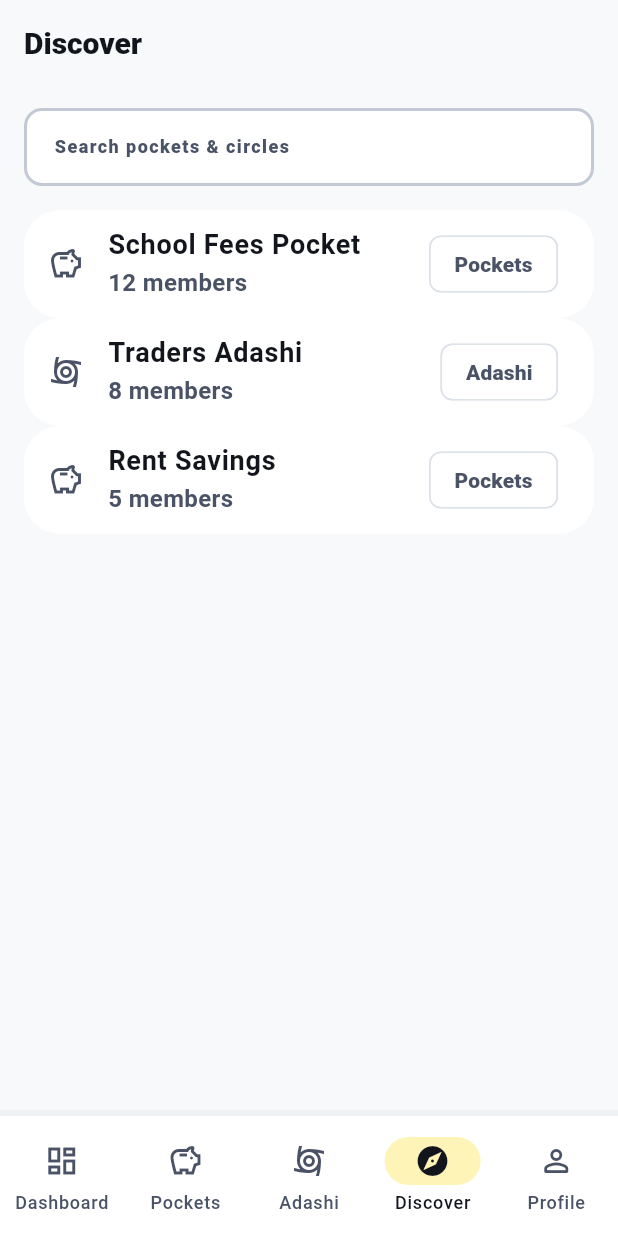
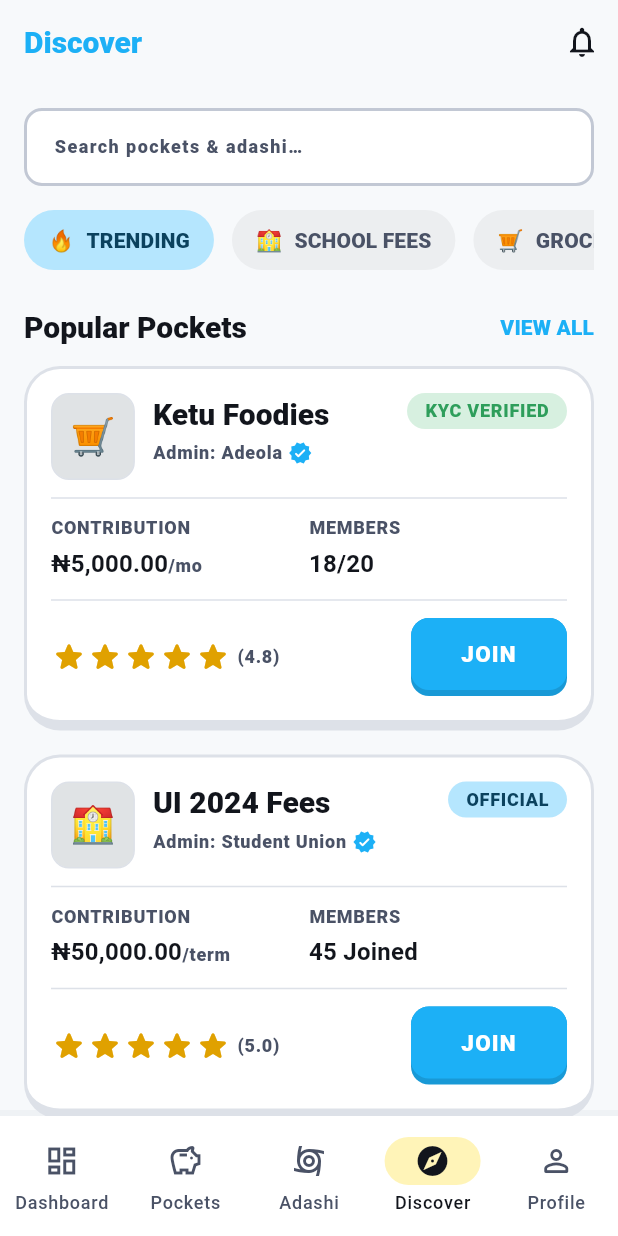
Before and after one commit to devpsys/keen-pocket-v2, a Flutter app: the HomeShell screen opened by its route, item 4 of the bottom bar chosen, on a phone screen of 412 x 824 dp. Run offline on Flutter 3.47's test engine with Material 3 defaults, Android fonts, the phone set to English and light mode, and no system bars; our stand-ins replace connectivity_plus, dio, drift, drift_flutter, flutter_bloc, flutter_secure_storage and 6 more; missing offline and left inert: analyzer, custom_lint_builder; accounts and stored records are empty; generated files the repository leaves out were written again; Roboto replaces fonts that are missing (Nunito).

Commit message:
feat(discovery): rebuild Discover tab as searchable public-pocket cards (phone list + tablet grid)

```diff
--- a/lib/core/localization/arb/app_en.arb
+++ b/lib/core/localization/arb/app_en.arb
@@ -346,6 +346,28 @@
   "discoverSearchHint": "Search pockets & circles",
   "discoverEmptyTitle": "No results",
   "discoverEmptyMessage": "Try a different search term.",
+  "discoverSearchPlaceholder": "Search pockets & adashi…",
+  "discoverFilterTrending": "Trending",
+  "discoverFilterSchoolFees": "School Fees",
+  "discoverFilterGroceries": "Groceries",
+  "discoverFilterTravel": "Travel",
+  "discoverPopularPockets": "Popular Pockets",
+  "discoverViewAll": "View all",
+  "discoverContribution": "Contribution",
+  "discoverMembers": "Members",
+  "discoverStartDate": "Start Date",
+  "discoverAdmin": "Admin: {name}",
+  "@discoverAdmin": { "placeholders": { "name": { "type": "String" } } },
+  "discoverBadgeKyc": "KYC Verified",
+  "discoverBadgeOfficial": "Official",
+  "discoverBadgeAdashi": "Adashi",
+  "discoverJoin": "Join",
+  "discoverRating": "({rating})",
+  "@discoverRating": { "placeholders": { "rating": { "type": "String" } } },
+  "discoverPerUnit": "/{unit}",
+  "@discoverPerUnit": { "placeholders": { "unit": { "type": "String" } } },
+  "discoverTipTitle": "Mr K's Tip!",
+  "discoverTip": "Always check for the verified badge when joining public pockets!",
 
   "friendsTitle": "Friends & Invites",
   "friendsInviteTitle": "Invite friends",
--- a/lib/core/localization/arb/app_es.arb
+++ b/lib/core/localization/arb/app_es.arb
@@ -295,6 +295,25 @@
   "discoverSearchHint": "Buscar pockets y círculos",
   "discoverEmptyTitle": "Sin resultados",
   "discoverEmptyMessage": "Prueba con otro término de búsqueda.",
+  "discoverSearchPlaceholder": "Buscar pockets y adashi…",
+  "discoverFilterTrending": "Tendencia",
+  "discoverFilterSchoolFees": "Matrícula",
+  "discoverFilterGroceries": "Comestibles",
+  "discoverFilterTravel": "Viajes",
+  "discoverPopularPockets": "Pockets populares",
+  "discoverViewAll": "Ver todo",
+  "discoverContribution": "Aportación",
+  "discoverMembers": "Miembros",
+  "discoverStartDate": "Fecha de inicio",
+  "discoverAdmin": "Admin: {name}",
+  "discoverBadgeKyc": "KYC verificado",
+  "discoverBadgeOfficial": "Oficial",
+  "discoverBadgeAdashi": "Adashi",
+  "discoverJoin": "Unirse",
+  "discoverRating": "({rating})",
+  "discoverPerUnit": "/{unit}",
+  "discoverTipTitle": "¡Consejo del Sr. K!",
+  "discoverTip": "¡Siempre verifica la insignia de verificación al unirte a pockets públicos!",
 
   "friendsTitle": "Amigos e invitaciones",
   "friendsInviteTitle": "Invitar amigos",
--- a/lib/features/discovery/presentation/cubit/discovery_cubit.dart
+++ b/lib/features/discovery/presentation/cubit/discovery_cubit.dart
@@ -14,21 +14,45 @@ class DiscoveryCubit extends Cubit<DiscoveryState> {
   static const _all = [
     DiscoverItemView(
       id: 'p10',
-      name: 'School Fees Pocket',
+      name: 'Ketu Foodies',
       type: DiscoverItemType.pocket,
-      memberCount: 12,
+      emoji: '🛒',
+      adminName: 'Adeola',
+      badge: DiscoverBadge.kycVerified,
+      contribution: Money(500000),
+      contributionUnit: 'mo',
+      metricValue: '18/20',
+      metricIsStartDate: false,
+      rating: 4.8,
+      memberCount: 18,
+    ),
+    DiscoverItemView(
+      id: 'p11',
+      name: 'UI 2024 Fees',
+      type: DiscoverItemType.pocket,
+      emoji: '🏫',
+      adminName: 'Student Union',
+      badge: DiscoverBadge.official,
+      contribution: Money(5000000),
+      contributionUnit: 'term',
+      metricValue: '45 Joined',
+      metricIsStartDate: false,
+      rating: 5,
+      memberCount: 45,
     ),
     DiscoverItemView(
       id: 'a10',
-      name: 'Traders Adashi',
+      name: 'Esusu Masters',
       type: DiscoverItemType.adashi,
+      emoji: '🔄',
+      adminName: 'Bankole',
+      badge: DiscoverBadge.adashi,
+      contribution: Money(1000000),
+      contributionUnit: 'cycle',
+      metricValue: 'June 1st',
+      metricIsStartDate: true,
+      rating: 4.2,
       memberCount: 8,
-    ),
-    DiscoverItemView(
-      id: 'p11',
-      name: 'Rent Savings',
-      type: DiscoverItemType.pocket,
-      memberCount: 5,
     ),
   ];
 
--- a/lib/features/discovery/presentation/pages/discovery_page.dart
+++ b/lib/features/discovery/presentation/pages/discovery_page.dart
@@ -7,8 +7,12 @@ import 'package:keenpockets/core/localization/l10n_extension.dart';
 import 'package:keenpockets/features/discovery/presentation/cubit/discovery_cubit.dart';
 import 'package:keenpockets/features/discovery/presentation/cubit/discovery_state.dart';
 import 'package:keenpockets/features/discovery/presentation/view_models/discover_item_view.dart';
+import 'package:keenpockets/features/discovery/presentation/widgets/discover_filter_chips.dart';
+import 'package:keenpockets/features/discovery/presentation/widgets/discover_pocket_card.dart';
+import 'package:keenpockets/features/discovery/presentation/widgets/discover_tip_card.dart';
 
-/// The Discover tab: search and browse open pockets / public circles.
+/// The Discover tab (design `discover_pockets`): search + categories, then a
+/// list/grid of public pockets & circles to join.
 class DiscoveryPage extends StatelessWidget {
   const DiscoveryPage({super.key});
 
@@ -27,18 +31,62 @@ class _DiscoveryView extends StatelessWidget {
   @override
   Widget build(BuildContext context) {
     return Scaffold(
-      appBar: AppBar(title: Text(context.l10n.discoverTitle)),
-      body: Column(
+      appBar: AppBar(
+        title: Text(
+          context.l10n.discoverTitle,
+          style: context.textTheme.titleLarge?.copyWith(
+            color: context.colorScheme.primary,
+          ),
+        ),
+        actions: [
+          IconButton(
+            onPressed: () {},
+            icon: const Icon(KpIcons.notificationsOutlined),
+          ),
+        ],
+      ),
+      body: ListView(
+        padding: const EdgeInsets.all(KpSpacing.m),
         children: [
-          Padding(
-            padding: const EdgeInsets.all(KpSpacing.m),
-            child: KpTextField(
-              label: context.l10n.discoverSearchHint,
+          KpTextField(
+            label: context.l10n.discoverSearchPlaceholder,
             onChanged: (q) => context.read<DiscoveryCubit>().search(q),
           ),
+          const Gap.m(),
+          const DiscoverFilterChips(),
+          const Gap.l(),
+          Row(
+            mainAxisAlignment: MainAxisAlignment.spaceBetween,
+            children: [
+              Text(
+                context.l10n.discoverPopularPockets,
+                style: context.textTheme.titleLarge,
               ),
-          Expanded(
-            child: BlocBuilder<DiscoveryCubit, DiscoveryState>(
+              Text(
+                context.l10n.discoverViewAll.toUpperCase(),
+                style: context.textTheme.labelLarge?.copyWith(
+                  color: context.colorScheme.primary,
+                ),
+              ),
+            ],
+          ),
+          const Gap.s(),
+          const _Results(),
+          const Gap.xl(),
+          const DiscoverTipCard(),
+          const Gap.l(),
+        ],
+      ),
+    );
+  }
+}
+
+class _Results extends StatelessWidget {
+  const _Results();
+
+  @override
+  Widget build(BuildContext context) {
+    return BlocBuilder<DiscoveryCubit, DiscoveryState>(
       builder: (context, state) {
         return KpAsyncView(
           status: state.status,
@@ -46,41 +94,67 @@ class _DiscoveryView extends StatelessWidget {
             title: context.l10n.discoverEmptyTitle,
             message: context.l10n.discoverEmptyMessage,
           ),
-                  loaded: (context) => ListView.builder(
-                    padding: const EdgeInsets.symmetric(
-                      horizontal: KpSpacing.m,
-                    ),
-                    itemCount: state.results.length,
-                    itemBuilder: (context, index) {
-                      final item = state.results[index];
-                      return Card(
-                        child: ListTile(
-                          leading: Icon(
-                            item.type == DiscoverItemType.pocket
-                                ? Icons.savings_outlined
-                                : Icons.cyclone_outlined,
-                          ),
-                          title: Text(item.name),
-                          subtitle: Text(
-                            context.l10n.pocketMembersCount(item.memberCount),
-                          ),
-                          trailing: Chip(
-                            label: Text(
-                              item.type == DiscoverItemType.pocket
-                                  ? context.l10n.pocketsTitle
-                                  : context.l10n.adashiTitle,
-                            ),
-                          ),
-                        ),
+          loaded: (context) => context.isExpanded
+              ? _ResultsGrid(results: state.results)
+              : _ResultsList(results: state.results),
         );
       },
-                  ),
-                );
-              },
-            ),
-          ),
-        ],
-      ),
     );
   }
 }
+
+class _ResultsList extends StatelessWidget {
+  const _ResultsList({required this.results});
+
+  final List<DiscoverItemView> results;
+
+  @override
+  Widget build(BuildContext context) {
+    return Column(
+      children: [
+        for (final item in results) ...[
+          DiscoverPocketCard(item: item),
+          const Gap.m(),
+        ],
+      ],
+    );
+  }
+}
+
+class _ResultsGrid extends StatelessWidget {
+  const _ResultsGrid({required this.results});
+
+  static const int _columns = 2;
+
+  final List<DiscoverItemView> results;
+
+  @override
+  Widget build(BuildContext context) {
+    final rows = <List<DiscoverItemView>>[
+      for (var i = 0; i < results.length; i += _columns)
+        results.sublist(i, (i + _columns).clamp(0, results.length)),
+    ];
+    return Column(
+      children: [
+        for (final row in rows) ...[
+          IntrinsicHeight(
+            child: Row(
+              crossAxisAlignment: CrossAxisAlignment.stretch,
+              children: [
+                for (var c = 0; c < _columns; c++) ...[
+                  if (c > 0) const Gap.m(horizontal: true),
+                  Expanded(
+                    child: c < row.length
+                        ? DiscoverPocketCard(item: row[c])
+                        : const SizedBox.shrink(),
+                  ),
+                ],
+              ],
+            ),
+          ),
+          const Gap.m(),
+        ],
+      ],
+    );
+  }
+}
--- a/lib/features/discovery/presentation/view_models/discover_item_view.dart
+++ b/lib/features/discovery/presentation/view_models/discover_item_view.dart
@@ -1,5 +1,10 @@
+import 'package:core/core.dart';
+
 /// What kind of group a discovery result is.
 enum DiscoverItemType { pocket, adashi }
+
+/// Trust/category badge shown on a discovery card.
+enum DiscoverBadge { kycVerified, official, adashi }
 
 /// UI-shaped discovery result (presentation-only placeholder for now).
 class DiscoverItemView {
@@ -7,11 +12,36 @@ class DiscoverItemView {
     required this.id,
     required this.name,
     required this.type,
+    required this.emoji,
+    required this.adminName,
+    required this.badge,
+    required this.contribution,
+    required this.contributionUnit,
+    required this.metricValue,
+    required this.metricIsStartDate,
+    required this.rating,
     required this.memberCount,
   });
 
   final String id;
   final String name;
   final DiscoverItemType type;
+
+  /// Emoji shown in the card's icon tile.
+  final String emoji;
+  final String adminName;
+  final DiscoverBadge badge;
+
+  /// Per-cycle contribution amount and its unit suffix (e.g. "mo", "term").
+  final Money contribution;
+  final String contributionUnit;
+
+  /// Secondary metric value, e.g. "18/20", "45 Joined" or a start date.
+  final String metricValue;
+
+  /// Whether [metricValue] is a start date (label "Start Date") vs members.
+  final bool metricIsStartDate;
+
+  final double rating;
   final int memberCount;
 }
--- /dev/null
+++ b/lib/features/discovery/presentation/widgets/discover_filter_chips.dart
@@ -0,0 +1,89 @@
+import 'package:design_system/design_system.dart';
+import 'package:flutter/material.dart';
+
+import 'package:keenpockets/core/localization/l10n_extension.dart';
+
+/// Horizontally-scrolling category chips for the Discover tab. Presentation-only:
+/// the selected chip is tracked locally; it does not filter the list yet.
+class DiscoverFilterChips extends StatefulWidget {
+  const DiscoverFilterChips({super.key});
+
+  @override
+  State<DiscoverFilterChips> createState() => _DiscoverFilterChipsState();
+}
+
+class _DiscoverFilterChipsState extends State<DiscoverFilterChips> {
+  int _selected = 0;
+
+  @override
+  Widget build(BuildContext context) {
+    final chips = <({String emoji, String label})>[
+      (emoji: '🔥', label: context.l10n.discoverFilterTrending),
+      (emoji: '🏫', label: context.l10n.discoverFilterSchoolFees),
+      (emoji: '🛒', label: context.l10n.discoverFilterGroceries),
+      (emoji: '✈️', label: context.l10n.discoverFilterTravel),
+    ];
+    return SizedBox(
+      height: _chipRowHeight,
+      child: ListView.separated(
+        scrollDirection: Axis.horizontal,
+        itemCount: chips.length,
+        separatorBuilder: (_, _) => const Gap.s(horizontal: true),
+        itemBuilder: (context, i) => _Chip(
+          emoji: chips[i].emoji,
+          label: chips[i].label,
+          selected: i == _selected,
+          onTap: () => setState(() => _selected = i),
+        ),
+      ),
+    );
+  }
+
+  static const double _chipRowHeight = 40;
+}
+
+class _Chip extends StatelessWidget {
+  const _Chip({
+    required this.emoji,
+    required this.label,
+    required this.selected,
+    required this.onTap,
+  });
+
+  final String emoji;
+  final String label;
+  final bool selected;
+  final VoidCallback onTap;
+
+  @override
+  Widget build(BuildContext context) {
+    final bg = selected
+        ? context.colorScheme.primaryContainer
+        : context.colorScheme.surfaceContainer;
+    final fg = selected
+        ? context.colorScheme.onPrimaryContainer
+        : context.colorScheme.onSurfaceVariant;
+    return GestureDetector(
+      onTap: onTap,
+      child: Container(
+        padding: const EdgeInsets.symmetric(horizontal: KpSpacing.m),
+        alignment: Alignment.center,
+        decoration: BoxDecoration(
+          color: bg,
+          borderRadius: BorderRadius.circular(KpRadii.pill),
+        ),
+        child: Row(
+          mainAxisSize: MainAxisSize.min,
+          children: [
+            Text(emoji, style: context.textTheme.labelLarge),
+            const Gap.xs(horizontal: true),
+            Text(
+              label.toUpperCase(),
+              style: context.textTheme.labelLarge?.copyWith(color: fg),
+            ),
+          ],
+        ),
+      ),
+    );
+  }
+}
--- /dev/null
+++ b/lib/features/discovery/presentation/widgets/discover_pocket_card.dart
@@ -0,0 +1,222 @@
+import 'package:design_system/design_system.dart';
+import 'package:flutter/material.dart';
+
+import 'package:keenpockets/core/localization/l10n_extension.dart';
+import 'package:keenpockets/features/discovery/presentation/view_models/discover_item_view.dart';
+
+/// A public pocket/circle card in the Discover list (design `discover_pockets`).
+class DiscoverPocketCard extends StatelessWidget {
+  const DiscoverPocketCard({
+    required this.item,
+    this.onJoin,
+    this.onTap,
+    super.key,
+  });
+
+  static const double _joinWidth = 104;
+
+  final DiscoverItemView item;
+  final VoidCallback? onJoin;
+  final VoidCallback? onTap;
+
+  @override
+  Widget build(BuildContext context) {
+    return KpCard.interactive(
+      onTap: onTap ?? () {},
+      child: Column(
+        crossAxisAlignment: CrossAxisAlignment.stretch,
+        children: [
+          Row(
+            crossAxisAlignment: CrossAxisAlignment.start,
+            children: [
+              Container(
+                padding: const EdgeInsets.all(KpSpacing.s),
+                decoration: BoxDecoration(
+                  color: context.colorScheme.surfaceContainerHighest,
+                  borderRadius: KpRadii.allM,
+                  border: Border.all(color: context.colorScheme.outlineVariant),
+                ),
+                child: Text(item.emoji, style: context.textTheme.headlineSmall),
+              ),
+              const Gap.s(horizontal: true),
+              Expanded(
+                child: Column(
+                  crossAxisAlignment: CrossAxisAlignment.start,
+                  children: [
+                    Text(item.name, style: context.textTheme.titleLarge),
+                    const Gap.xxs(),
+                    Row(
+                      children: [
+                        Flexible(
+                          child: Text(
+                            context.l10n.discoverAdmin(item.adminName),
+                            style: context.textTheme.labelSmall?.copyWith(
+                              color: context.colorScheme.onSurfaceVariant,
+                            ),
+                            overflow: TextOverflow.ellipsis,
+                          ),
+                        ),
+                        const Gap.xxs(horizontal: true),
+                        Icon(
+                          KpIcons.verified,
+                          size: KpSpacing.m,
+                          color: context.colorScheme.primary,
+                        ),
+                      ],
+                    ),
+                  ],
+                ),
+              ),
+              const Gap.s(horizontal: true),
+              _BadgePill(badge: item.badge),
+            ],
+          ),
+          const Divider(height: KpSpacing.l),
+          Row(
+            children: [
+              Expanded(
+                child: _Metric(
+                  label: context.l10n.discoverContribution,
+                  child: Row(
+                    crossAxisAlignment: CrossAxisAlignment.baseline,
+                    textBaseline: TextBaseline.alphabetic,
+                    children: [
+                      Text(
+                        item.contribution.format(),
+                        style: context.textTheme.titleMedium,
+                      ),
+                      Text(
+                        context.l10n.discoverPerUnit(item.contributionUnit),
+                        style: context.textTheme.labelSmall?.copyWith(
+                          color: context.colorScheme.onSurfaceVariant,
+                        ),
+                      ),
+                    ],
+                  ),
+                ),
+              ),
+              Expanded(
+                child: _Metric(
+                  label: item.metricIsStartDate
+                      ? context.l10n.discoverStartDate
+                      : context.l10n.discoverMembers,
+                  child: Text(
+                    item.metricValue,
+                    style: context.textTheme.titleMedium,
+                  ),
+                ),
+              ),
+            ],
+          ),
+          const Divider(height: KpSpacing.l),
+          Row(
+            children: [
+              Expanded(child: _Rating(rating: item.rating)),
+              SizedBox(
+                width: _joinWidth,
+                child: KpButton(
+                  label: context.l10n.discoverJoin,
+                  caps: true,
+                  onPressed: onJoin ?? () {},
+                ),
+              ),
+            ],
+          ),
+        ],
+      ),
+    );
+  }
+}
+
+class _Metric extends StatelessWidget {
+  const _Metric({required this.label, required this.child});
+
+  final String label;
+  final Widget child;
+
+  @override
+  Widget build(BuildContext context) {
+    return Column(
+      crossAxisAlignment: CrossAxisAlignment.start,
+      children: [
+        Text(
+          label.toUpperCase(),
+          style: context.textTheme.labelSmall?.copyWith(
+            color: context.colorScheme.onSurfaceVariant,
+          ),
+        ),
+        const Gap.xxs(),
+        child,
+      ],
+    );
+  }
+}
+
+class _Rating extends StatelessWidget {
+  const _Rating({required this.rating});
+
+  final double rating;
+
+  @override
+  Widget build(BuildContext context) {
+    final filled = rating.round();
+    return Row(
+      children: [
+        for (var i = 0; i < 5; i++)
+          Icon(
+            i < filled ? Icons.star_rounded : Icons.star_border_rounded,
+            size: KpSpacing.l,
+            color: context.colors.warning,
+          ),
+        const Gap.xxs(horizontal: true),
+        Text(
+          context.l10n.discoverRating(rating.toString()),
+          style: context.textTheme.labelSmall?.copyWith(
+            color: context.colorScheme.onSurfaceVariant,
+          ),
+        ),
+      ],
+    );
+  }
+}
+
+class _BadgePill extends StatelessWidget {
+  const _BadgePill({required this.badge});
+
+  final DiscoverBadge badge;
+
+  @override
+  Widget build(BuildContext context) {
+    final (Color bg, Color fg, String label) = switch (badge) {
+      DiscoverBadge.kycVerified => (
+        context.colors.successContainer,
+        context.colors.success,
+        context.l10n.discoverBadgeKyc,
+      ),
+      DiscoverBadge.official => (
+        context.colorScheme.primaryContainer,
+        context.colorScheme.onPrimaryContainer,
+        context.l10n.discoverBadgeOfficial,
+      ),
+      DiscoverBadge.adashi => (
+        context.colorScheme.secondaryContainer,
+        context.colorScheme.onSecondaryContainer,
+        context.l10n.discoverBadgeAdashi,
+      ),
+    };
+    return Container(
+      padding: const EdgeInsets.symmetric(
+        horizontal: KpSpacing.s,
+        vertical: KpSpacing.xxs,
+      ),
+      decoration: BoxDecoration(
+        color: bg,
+        borderRadius: BorderRadius.circular(KpRadii.pill),
+      ),
+      child: Text(
+        label.toUpperCase(),
+        style: context.textTheme.labelSmall?.copyWith(color: fg),
+      ),
+    );
+  }
+}
--- /dev/null
+++ b/lib/features/discovery/presentation/widgets/discover_tip_card.dart
@@ -0,0 +1,33 @@
+import 'package:design_system/design_system.dart';
+import 'package:flutter/material.dart';
+
+import 'package:keenpockets/core/localization/l10n_extension.dart';
+
+/// Mr K trust tip shown at the foot of the Discover list.
+class DiscoverTipCard extends StatelessWidget {
+  const DiscoverTipCard({super.key});
+
+  @override
+  Widget build(BuildContext context) {
+    return Column(
+      children: [
+        const KpMascot(size: 96),
+        const Gap.s(),
+        Text(
+          context.l10n.discoverTipTitle,
+          style: context.textTheme.titleMedium?.copyWith(
+            color: context.colorScheme.primary,
+          ),
+        ),
+        const Gap.xxs(),
+        Text(
+          context.l10n.discoverTip,
+          style: context.textTheme.bodyMedium?.copyWith(
+            color: context.colorScheme.onSurfaceVariant,
+          ),
+          textAlign: TextAlign.center,
+        ),
+      ],
+    );
+  }
+}
```
Also changed, not shown: lib/core/localization/generated/app_localizations.dart, lib/core/localization/generated/app_localizations_en.dart, lib/core/localization/generated/app_localizations_es.dart, 1 other file. Lines whose indentation alone changed are shown as unchanged.
